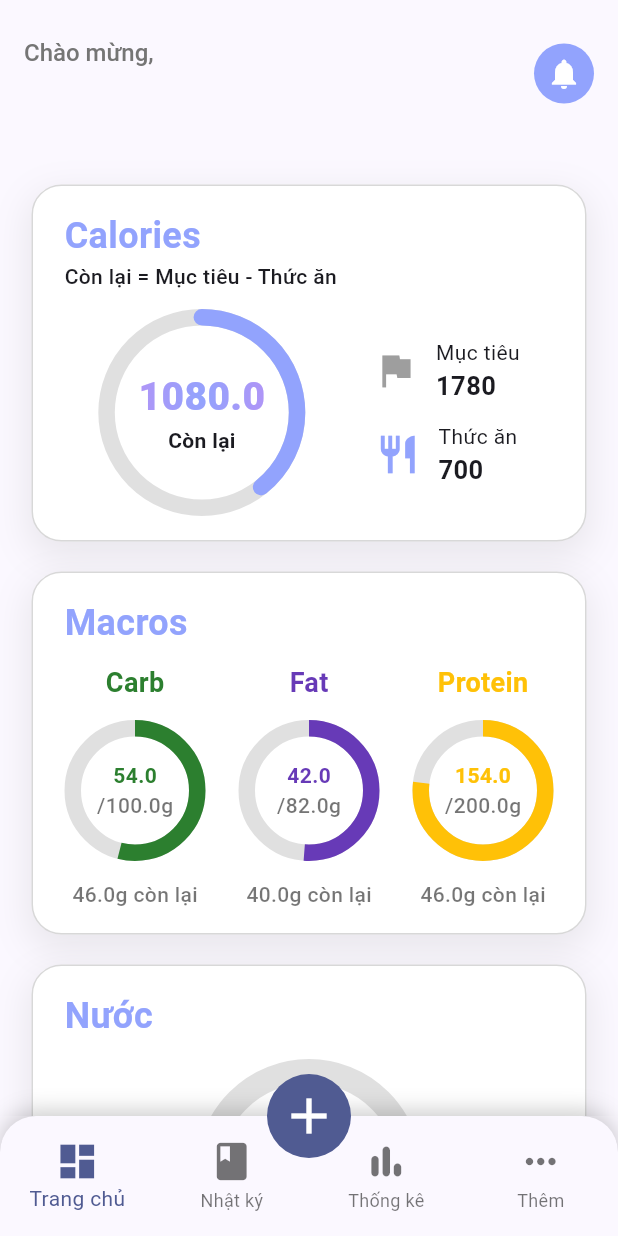
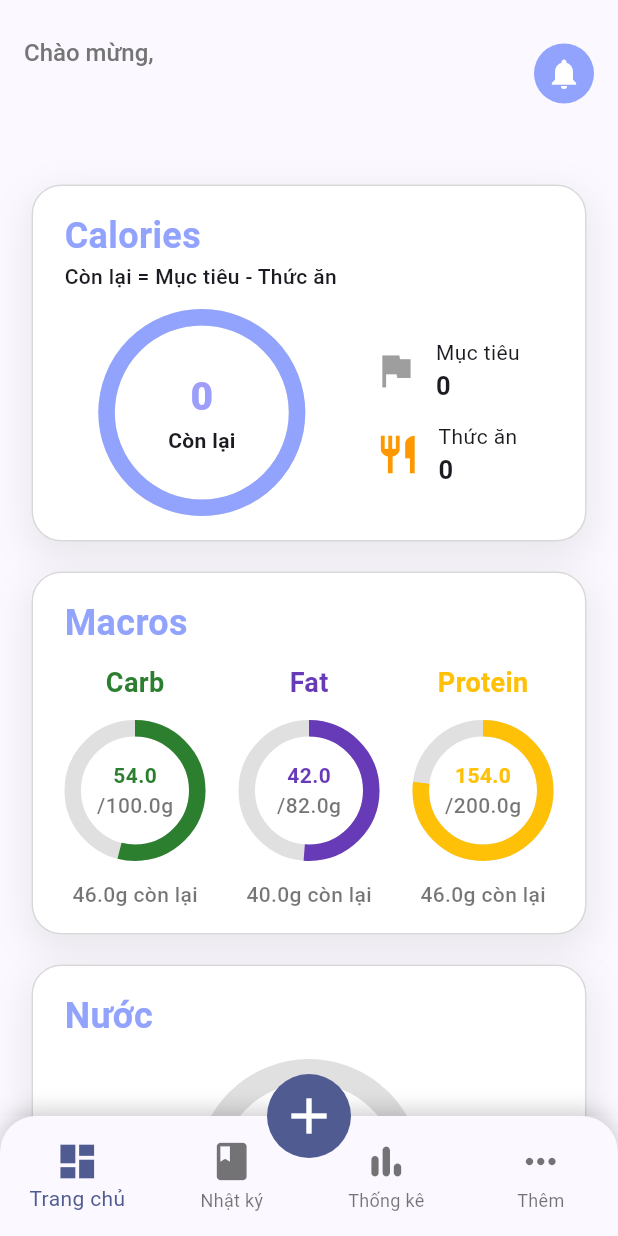
Before and after one commit to nmd1406/NutriPal, a Flutter app: the screen it shows once a user with an empty profile is signed in, on a phone screen of 412 x 824 dp. Run offline on Flutter 3.47's test engine with Material 3 defaults, Android fonts, the phone set to English and light mode, and no system bars; drawn by our look-alikes of percent_indicator; our stand-ins replace cloud_firestore, firebase_auth, firebase_core, flutter_riverpod, sqflite; accounts and stored records are empty.

Commit message:
using viewmodel for CaloriesCard

```diff
--- a/lib/views/screens/dashboard_screen.dart
+++ b/lib/views/screens/dashboard_screen.dart
@@ -61,7 +61,7 @@ class DashboardScreen extends ConsumerWidget {
           child: Column(
             children: [
               const SizedBox(height: 28),
-              CaloriesCard(baseGoal: 1780, food: 700),
+              const CaloriesCard(),
               const SizedBox(height: 20),
               MacrosCard(
                 baseCarb: 100,
--- a/lib/views/widgets/calories_card.dart
+++ b/lib/views/widgets/calories_card.dart
@@ -1,18 +1,18 @@
 import 'package:flutter/material.dart';
+import 'package:flutter_riverpod/flutter_riverpod.dart';
+import 'package:nutripal/models/profile.dart';
+import 'package:nutripal/viewmodels/meal_tracking_viewmodel.dart';
+import 'package:nutripal/viewmodels/profile_viewmodel.dart';
 import 'package:percent_indicator/circular_percent_indicator.dart';
 
-class CaloriesCard extends StatelessWidget {
-  final double baseGoal;
-  final double food;
-
-  const CaloriesCard({super.key, required this.baseGoal, required this.food});
+class CaloriesCard extends ConsumerWidget {
+  const CaloriesCard({super.key});
 
   @override
-  Widget build(BuildContext context) {
+  Widget build(BuildContext context, WidgetRef ref) {
     final primaryColor = Theme.of(context).primaryColor;
+    final profileState = ref.watch(profileProvider);
 
-    double remaining = baseGoal - food;
-    double progress = food / baseGoal;
     return Container(
       width: double.infinity,
       decoration: BoxDecoration(
@@ -30,7 +30,15 @@ class CaloriesCard extends StatelessWidget {
       ),
       child: Padding(
         padding: const EdgeInsets.symmetric(vertical: 16.0, horizontal: 21),
-        child: Column(
+        child: profileState.when(
+          data: (Profile profile) {
+            final mealTrackingState = ref.watch(mealTrackingViewModelProvider);
+            int food = mealTrackingState.totalDailyCalories.round();
+            int baseGoal = profile.tdee.round();
+            int remaining = baseGoal - food;
+            double progress = food / baseGoal;
+
+            return Column(
               mainAxisSize: MainAxisSize.min,
               crossAxisAlignment: CrossAxisAlignment.start,
               children: [
@@ -94,22 +102,26 @@ class CaloriesCard extends StatelessWidget {
                       children: [
                         _buildInfoItem(
                           label: "Mục tiêu",
-                      value: "1780",
+                          value: baseGoal.toString(),
                           icon: Icons.flag,
                           color: Colors.grey,
                         ),
                         const SizedBox(height: 12),
                         _buildInfoItem(
                           label: "Thức ăn",
-                      value: "700",
+                          value: food.toString(),
                           icon: Icons.restaurant,
-                      color: primaryColor,
+                          color: Colors.orange,
                         ),
                       ],
                     ),
                   ],
                 ),
               ],
+            );
+          },
+          error: (_, _) => const Text("Có lỗi..."),
+          loading: () => const CircularProgressIndicator(),
         ),
       ),
     );
```
Also changed, not shown: 1 other file. Lines whose indentation alone changed are shown as unchanged.
